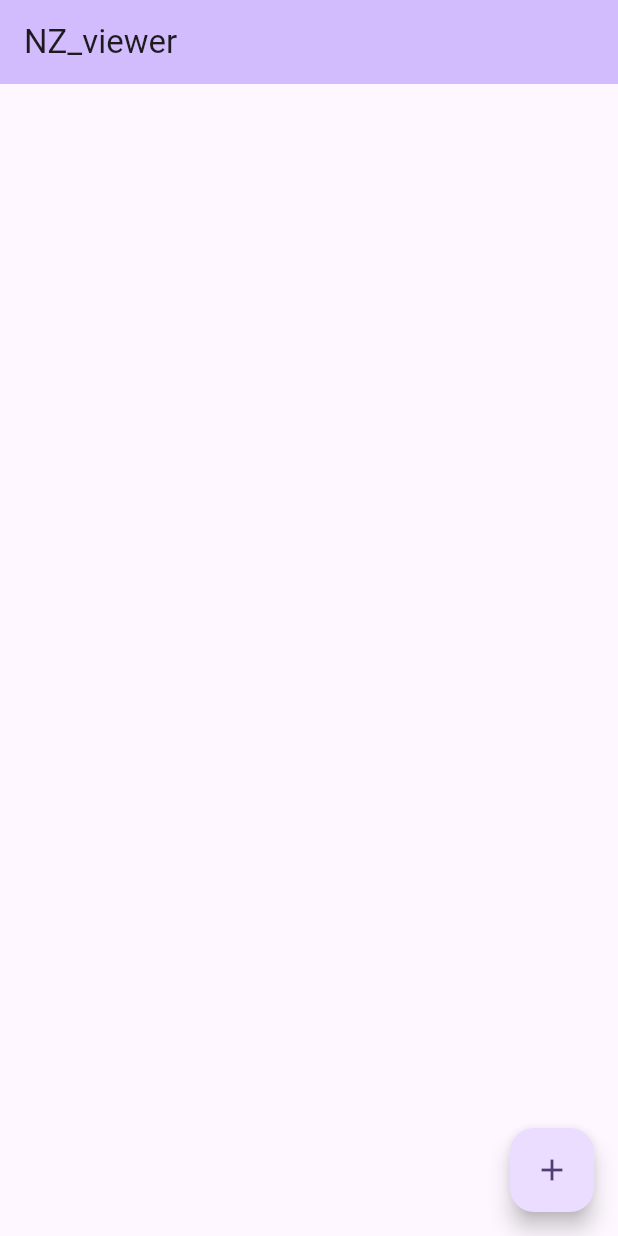
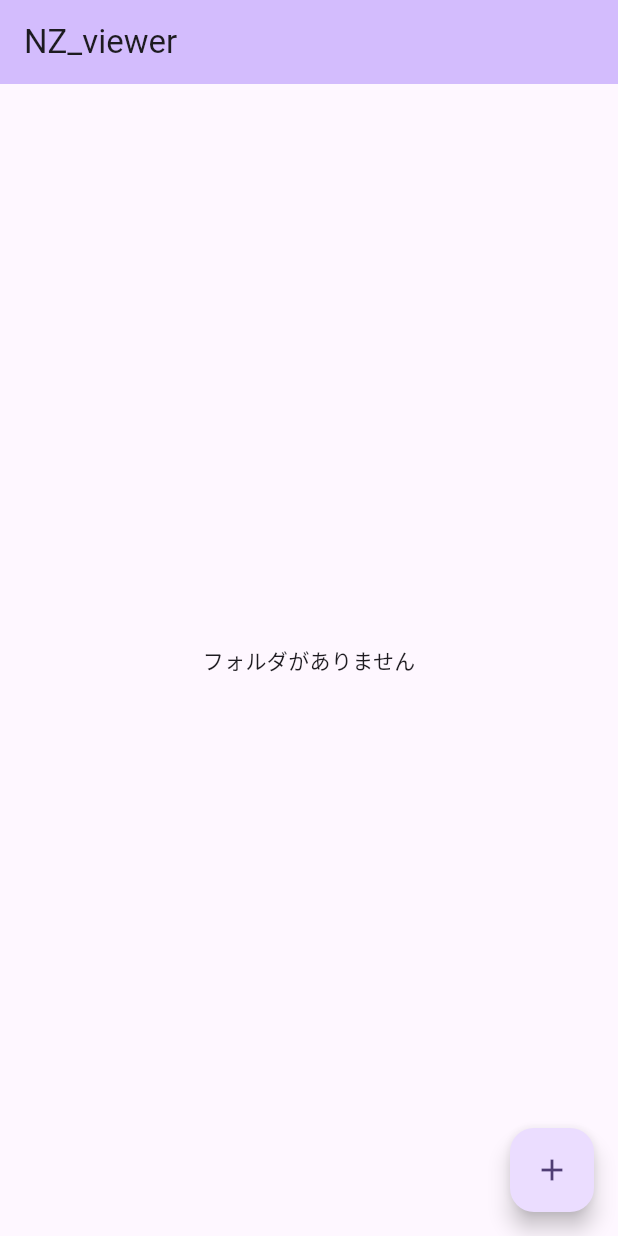
Before and after one commit to 0kgg/nz_viewer, a Flutter app: the screen it shows after launch, on a phone screen of 412 x 824 dp. Run offline on Flutter 3.47's test engine with Material 3 defaults, Android fonts, the phone set to English and light mode, and no system bars.

Commit message:
ボタンごとに名前付け

```diff
--- a/lib/main.dart
+++ b/lib/main.dart
@@ -90,29 +90,43 @@
         // the App.build method, and use it to set our appbar title.
         title: Text(widget.title),
       ),
-      body: Center(
+      body: (folder_num >= 1 && folderName != null)
         // Center is a layout widget. It takes a single child and positions it
         // in the middle of the parent.
-        child:
-            folder_num >= 1 && folderName != null
-                ? Column(
+        ? Padding(
+          padding: const EdgeInsets.all(6.0),
+        child: GridView.count(
+        crossAxisCount: 3,
+        mainAxisSpacing:8,
+        crossAxisSpacing:8,
+
+
+        children: List.generate(9, (index){
+
+                return Column(
                   mainAxisSize: MainAxisSize.min,
-                  crossAxisAlignment: CrossAxisAlignment.start,
-                  children: <Widget>[
+
+
+                  children: [
                     IconButton(
-                      icon: Icon(Icons.folder),
+                      icon: Icon(Icons.add),
                       color: Colors.blue,
-                      iconSize: 120.0,
+                      iconSize: 80,
                       onPressed: () {
                         print('folderが開かれる');
                       },
                     ),
                     SizedBox(height: 4),
                     Text(folderName!),
+
+
+
                   ],
-                )
-                : SizedBox(),
-      ),
+                );
+        }
+        )
+        )
+      ):Center(child: Text('フォルダがありません')),
 
       floatingActionButton: FloatingActionButton(
         onPressed: () async {
```
